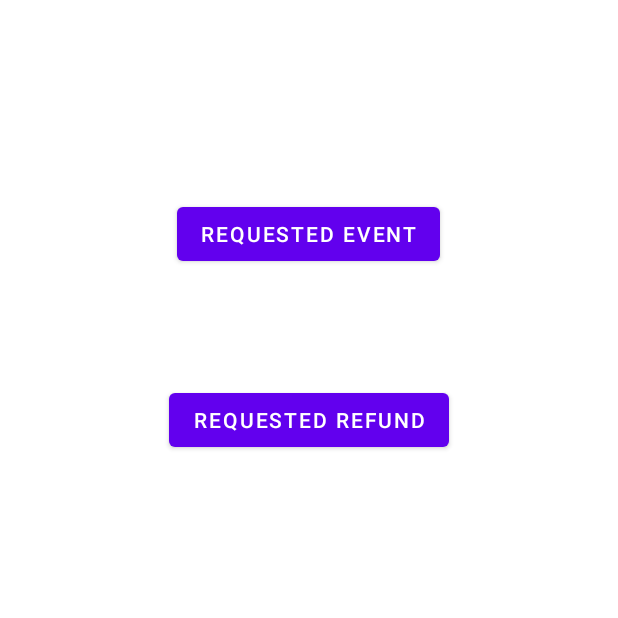
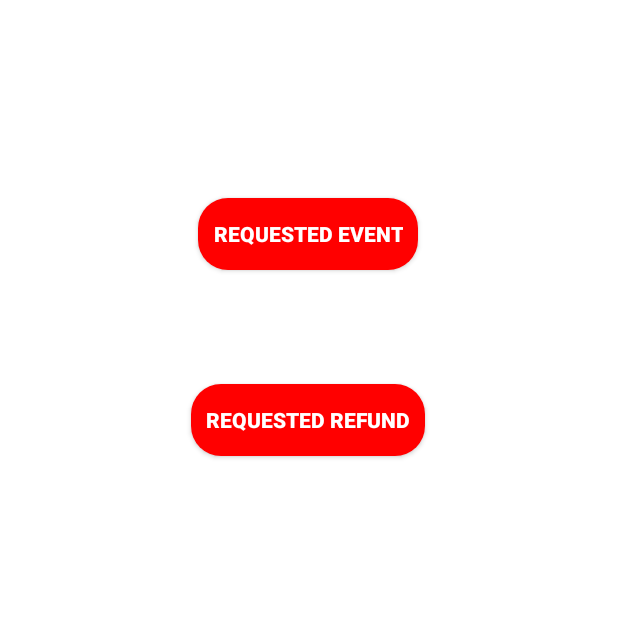
Before and after one commit to Atikur-Rahman26/Eventisa, an Android app: the MainAdminHomeActivity screen opened directly, with no data from a screen before it, on a phone screen of 412 x 824 dp, the top half of it. Run offline under Robolectric (Android 15) with nearby library versions, the phone set to English and light mode, and no system bars.

Commit message:
activity_main_admin_home.xml

```diff
--- a/app/src/main/res/layout/activity_main_admin_home.xml
+++ b/app/src/main/res/layout/activity_main_admin_home.xml
@@ -6,23 +6,33 @@
     android:layout_height="match_parent"
     tools:context=".Activity.MainAdminHomeActivity">
 
-    <Button
+    <androidx.appcompat.widget.AppCompatButton
         android:id="@+id/EventRequestedAdmin"
         android:layout_width="wrap_content"
         android:layout_height="wrap_content"
         android:layout_marginTop="132dp"
         android:text="Requested Event"
+        android:background="@drawable/button_bg"
+        android:paddingStart="10dp"
+        android:paddingEnd="10dp"
+        android:textColor="@color/white"
+        android:textStyle="bold"
         app:layout_constraintEnd_toEndOf="parent"
         app:layout_constraintHorizontal_bias="0.498"
         app:layout_constraintStart_toStartOf="parent"
         app:layout_constraintTop_toTopOf="parent" />
 
-    <Button
+    <androidx.appcompat.widget.AppCompatButton
         android:id="@+id/RequestedRefundButton"
         android:layout_width="wrap_content"
         android:layout_height="wrap_content"
         android:layout_marginTop="76dp"
         android:text="Requested Refund"
+        android:background="@drawable/button_bg"
+        android:paddingStart="10dp"
+        android:paddingEnd="10dp"
+        android:textColor="@color/white"
+        android:textStyle="bold"
         app:layout_constraintEnd_toEndOf="@+id/EventRequestedAdmin"
         app:layout_constraintStart_toStartOf="@+id/EventRequestedAdmin"
         app:layout_constraintTop_toBottomOf="@+id/EventRequestedAdmin" />
```
